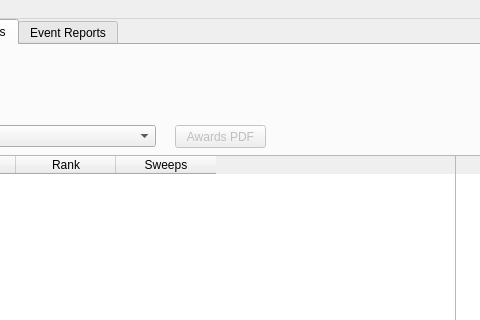
Old version of the form Forensics_Organizer.ui in the repository goldRust/4n6_tracker; both pictures show x 197 to 677 and y 0 to 320 of the 1067 by 877 pixel window.
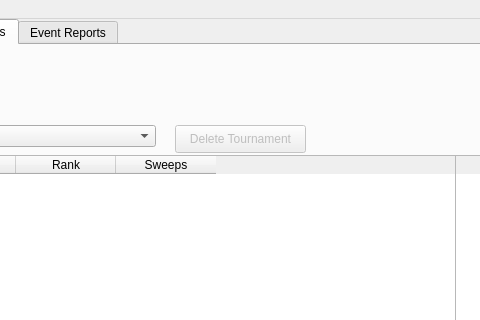
New version of the form. The open tabs and pages were chosen to show the change.

Commit message: Relocated Tournament Awards to be with PDF reports. Implemented a method to delete tournaments.

```diff
--- a/Forensics_Organizer.ui
+++ b/Forensics_Organizer.ui
@@ -781,22 +781,6 @@
        </property>
       </widget>
      </widget>
-     <widget class="QPushButton" name="awards_button">
-      <property name="enabled">
-       <bool>false</bool>
-      </property>
-      <property name="geometry">
-       <rect>
-        <x>370</x>
-        <y>80</y>
-        <width>91</width>
-        <height>23</height>
-       </rect>
-      </property>
-      <property name="text">
-       <string>Awards PDF</string>
-      </property>
-     </widget>
      <widget class="QLabel" name="team_picture">
       <property name="geometry">
        <rect>
@@ -848,6 +832,22 @@
        <string>Remove Photo</string>
       </property>
      </widget>
+     <widget class="QPushButton" name="delete_tourney">
+      <property name="enabled">
+       <bool>false</bool>
+      </property>
+      <property name="geometry">
+       <rect>
+        <x>370</x>
+        <y>80</y>
+        <width>131</width>
+        <height>28</height>
+       </rect>
+      </property>
+      <property name="text">
+       <string>Delete Tournament</string>
+      </property>
+     </widget>
     </widget>
     <widget class="QWidget" name="event_tab">
      <attribute name="title">
```
Left out of the diff: 9 changed lines with no effect on the pictures. The commit also changes 2 other files.
